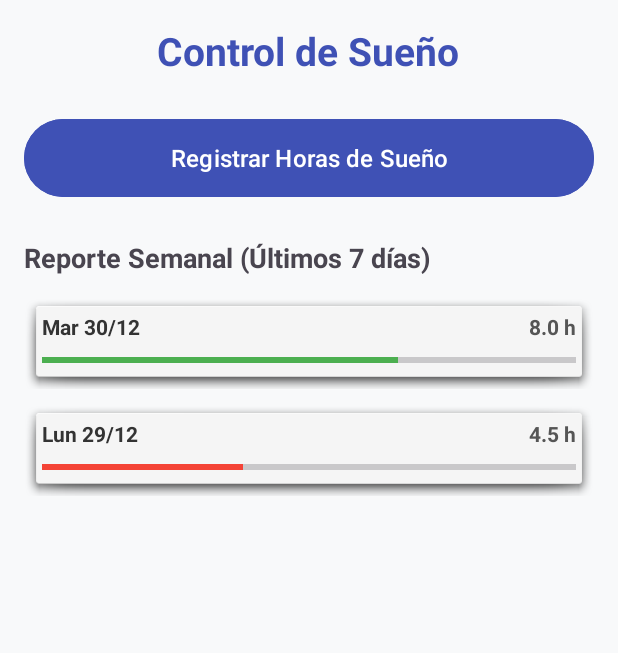
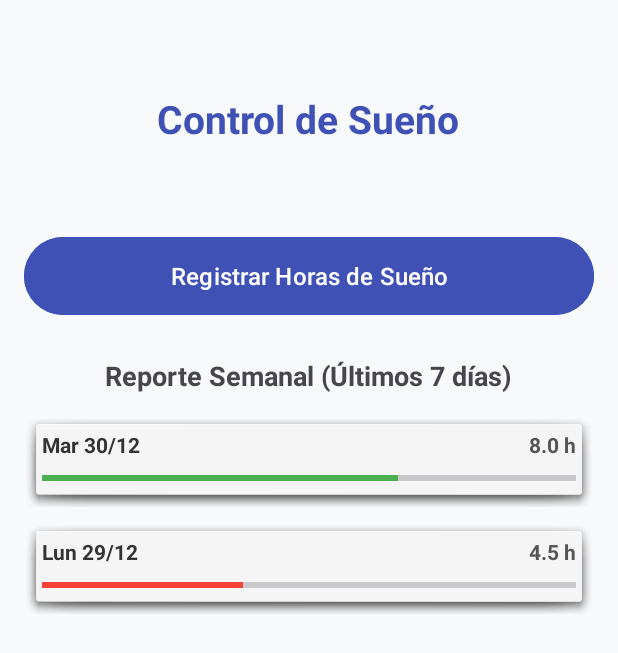
Before and after one commit to matiasnunezg/POO-P3-G05, an Android app: the SuenioActivity screen opened directly, with no data from a screen before it, on a phone screen of 412 x 824 dp. Shown: the top 653 px of the screen. Run offline under Robolectric (Android 15) with nearby library versions, the phone set to English and light mode, and no system bars.

Commit message:
Minicambio
Pequeño cambio en vista

```diff
--- a/Proyecto_G5_P3_Android/SistemaBienestarEstudiantil/app/src/main/res/layout/activity_suenio.xml
+++ b/Proyecto_G5_P3_Android/SistemaBienestarEstudiantil/app/src/main/res/layout/activity_suenio.xml
@@ -3,18 +3,24 @@
     android:layout_width="match_parent"
     android:layout_height="match_parent"
     android:orientation="vertical"
+    android:gravity="center"
     android:padding="16dp"
     android:background="#F8F9FA">
 
     <TextView
         android:layout_width="wrap_content"
-        android:layout_height="wrap_content"
+        android:layout_height="114dp"
+
+        android:layout_gravity="center"
+        android:layout_marginBottom="24dp"
+        android:paddingStart="24dp"
+        android:paddingTop="45dp"
+        android:paddingEnd="24dp"
+        android:paddingBottom="5dp"
         android:text="Control de Sueño"
+        android:textColor="#3F51B5"
         android:textSize="26sp"
-        android:textStyle="bold"
-        android:layout_gravity="center"
-        android:textColor="#3F51B5"
-        android:layout_marginBottom="24dp"/>
+        android:textStyle="bold" />
 
     <Button
         android:id="@+id/btnNuevoRegistro"
```
